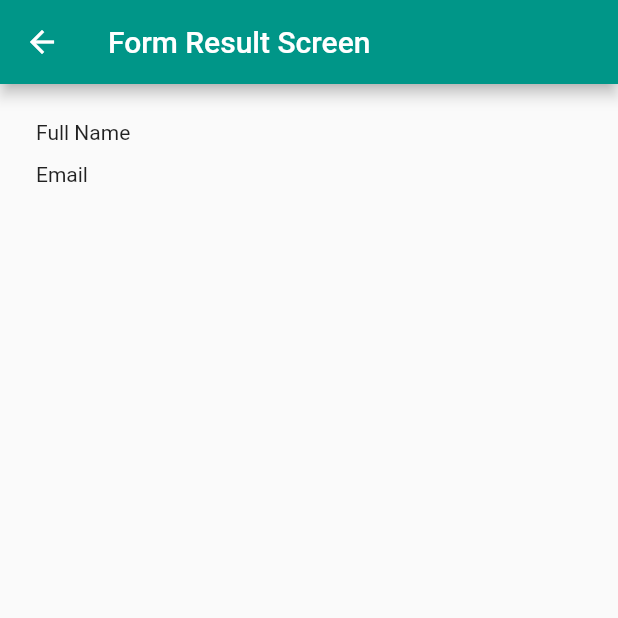
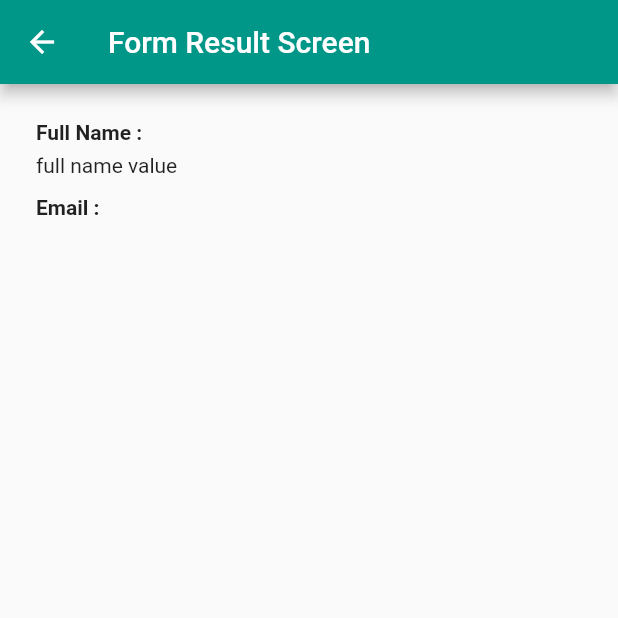
Before and after one commit to yoesuv/GetX-Playground, a Flutter app: the FormResultScreen screen opened by its route, on a phone screen of 412 x 824 dp, the top half of it. Run offline on Flutter 3.47's test engine with Material 2 defaults, Android fonts, the phone set to English and light mode, and no system bars; our stand-ins replace get.

Commit message:
:newspaper: add model & form result screen

```diff
--- a/lib/src/core/routes/app_route.dart
+++ b/lib/src/core/routes/app_route.dart
@@ -23,5 +23,6 @@ final List<GetPage> appRoute = [
   GetPage(
     name: FormResultScreen.routeName,
     page: () => const FormResultScreen(),
+    binding: FormResultBinding(),
   ),
 ];
--- /dev/null
+++ b/lib/src/menu/form/form_result_controller.dart
@@ -0,0 +1,5 @@
+import 'package:get/get.dart';
+
+class FormResultController extends GetxController {
+
+}
--- a/lib/src/menu/form/form_result_screen.dart
+++ b/lib/src/menu/form/form_result_screen.dart
@@ -1,6 +1,8 @@
 import 'package:flutter/material.dart';
+import 'package:get/get.dart';
+import 'package:my_getx_playground/src/menu/form/form_result_controller.dart';
 
-class FormResultScreen extends StatelessWidget {
+class FormResultScreen extends GetView<FormResultController> {
   static const routeName = '/form_result';
   const FormResultScreen({Key? key}) : super(key: key);
 
@@ -17,14 +19,30 @@ class FormResultScreen extends StatelessWidget {
             mainAxisSize: MainAxisSize.min,
             crossAxisAlignment: CrossAxisAlignment.start,
             children: [
-              SizedBox(height: 24),
-              Text('Full Name'),
-              SizedBox(height: 12),
-              Text('Email'),
+              const SizedBox(height: 24),
+              const Text(
+                'Full Name :',
+                style: TextStyle(
+                  fontWeight: FontWeight.bold,
+                ),
+              ),
+              const SizedBox(height: 6),
+              _textFullNameValue(),
+              const SizedBox(height: 12),
+              const Text(
+                'Email : ',
+                style: TextStyle(
+                  fontWeight: FontWeight.bold,
+                ),
+              ),
             ],
           ),
         ),
       ),
     );
   }
+
+  Widget _textFullNameValue() {
+    return Text('full name value');
+  }
 }
```
Also changed, not shown: lib/src/core/bindings/app_bindings.dart (+8 -0 lines), lib/src/core/models/form_model.dart (added, +11 -0 lines), lib/src/menu/form/form_screen.dart (+6 -1 lines).
